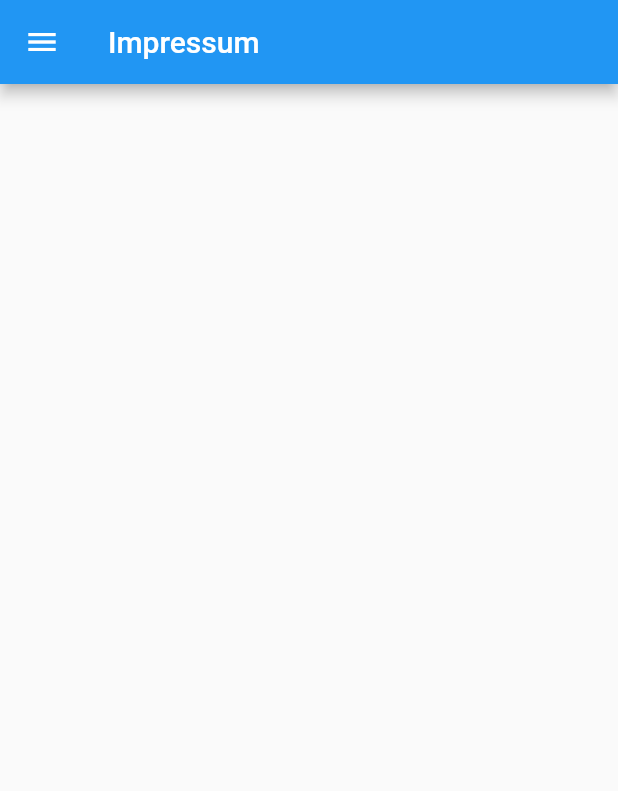
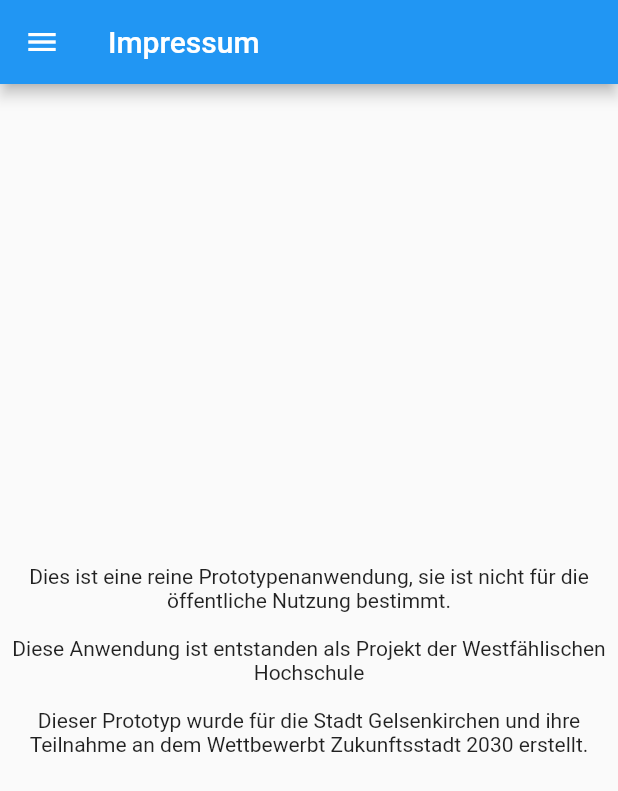
Before and after one commit to marius1909/Gelsenkirchen-Avatar, a Flutter app: the screen it shows after launch, in the side drawer, after a tap on "Impressum", on a phone screen of 412 x 824 dp. Shown: the top 791 px of the screen. Run offline on Flutter 3.47's test engine with Material 2 defaults, Android fonts, the phone set to English and light mode, and no system bars; our stand-ins replace email_validator, flutter_map, fluttertoast, google_maps_flutter, latlong, location; accounts and stored records are empty; network calls fail.

Commit message:
Impressum eingefügt

```diff
--- a/gelsenkirchen_avatar/lib/impressum_screen.dart
+++ b/gelsenkirchen_avatar/lib/impressum_screen.dart
@@ -8,6 +8,11 @@ class ImpressumScreen extends StatelessWidget {
       appBar: AppBar(
         title: Text('Impressum'),
       ),
+      body: Center(
+          child: Text(
+        "Dies ist eine reine Prototypenanwendung, sie ist nicht für die öffentliche Nutzung bestimmt. \n \nDiese Anwendung ist entstanden als Projekt der Westfählischen Hochschule \n\nDieser Prototyp wurde für die Stadt Gelsenkirchen und ihre Teilnahme an dem Wettbewerbt Zukunftsstadt 2030 erstellt.",
+        textAlign: TextAlign.center,
+      )),
     );
   }
 }
```
Also changed, not shown: 1 other file.
